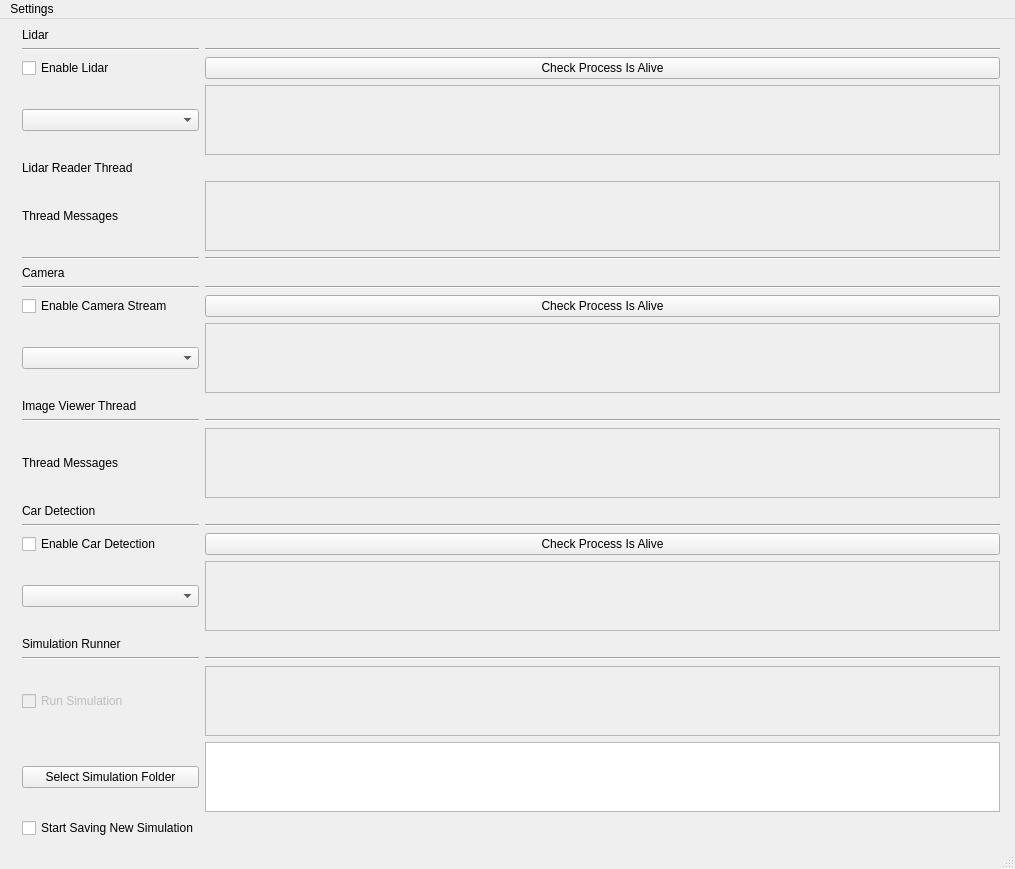
Before: the Qt Designer form gui/qt_designer_files/mirrorless_mirrors.ui in JECcapstone2019/CapstoneADASMirrors, drawn with Qt 5.
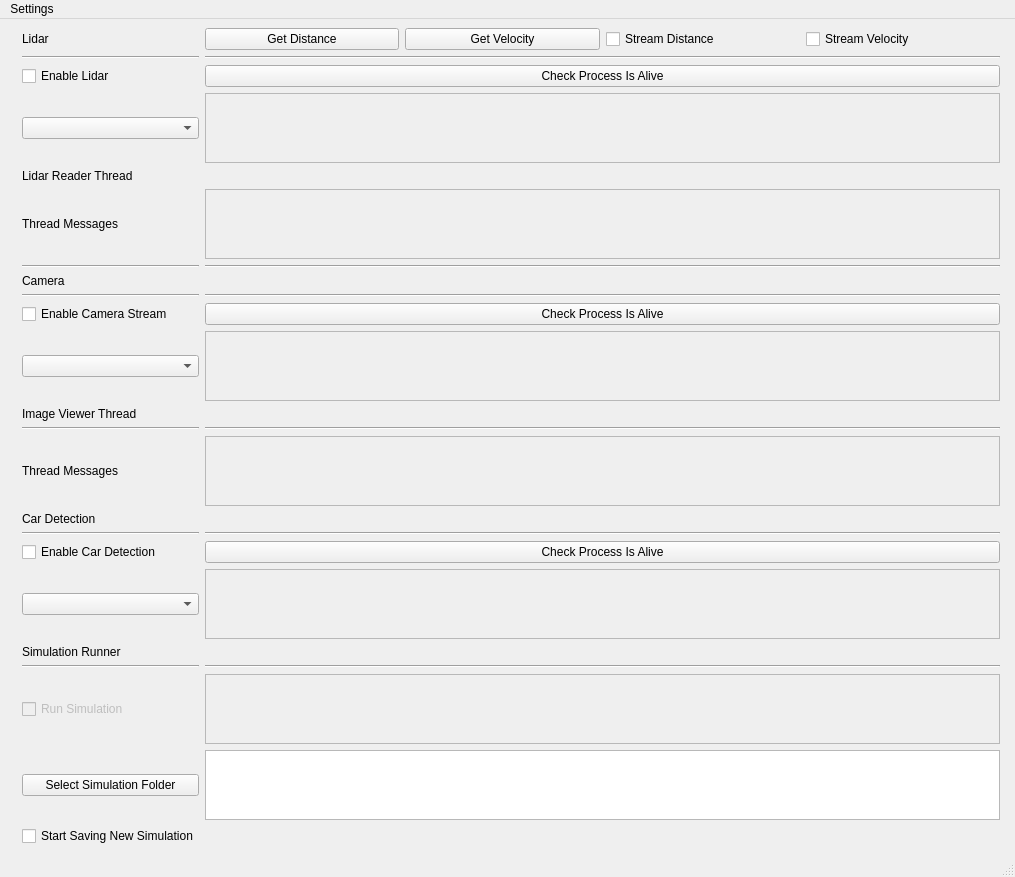
After: the same form once the commit is applied.

Commit message: added an auto port searcher for the arduino controller for ease of connection added COMMON PORTS to arduino defs so all ports used can be added Added the lidar distance, velocity, and streaming options to the gui and to the main gui run Moved the multi process camera into the actual camera control and cleaned up adding the timestamping

The edit to the form file:
```diff
--- a/gui/qt_designer_files/mirrorless_mirrors.ui
+++ b/gui/qt_designer_files/mirrorless_mirrors.ui
@@ -7,7 +7,7 @@
     <x>0</x>
     <y>0</y>
     <width>1015</width>
-    <height>742</height>
+    <height>870</height>
    </rect>
   </property>
   <property name="maximumSize">
@@ -322,6 +322,38 @@
         </property>
        </widget>
       </item>
+      <item row="0" column="1">
+       <layout class="QGridLayout" name="gridLayout_2">
+        <item row="0" column="0">
+         <widget class="QPushButton" name="lidarGetDistanceButton">
+          <property name="text">
+           <string>Get Distance</string>
+          </property>
+         </widget>
+        </item>
+        <item row="0" column="2">
+         <widget class="QCheckBox" name="lidarStreamDistance">
+          <property name="text">
+           <string>Stream Distance</string>
+          </property>
+         </widget>
+        </item>
+        <item row="0" column="1">
+         <widget class="QPushButton" name="lidarGetVelocityButton">
+          <property name="text">
+           <string>Get Velocity</string>
+          </property>
+         </widget>
+        </item>
+        <item row="0" column="3">
+         <widget class="QCheckBox" name="lidarStreamVelocity">
+          <property name="text">
+           <string>Stream Velocity</string>
+          </property>
+         </widget>
+        </item>
+       </layout>
+      </item>
      </layout>
     </item>
    </layout>
```
The commit also changes 6 other files.
